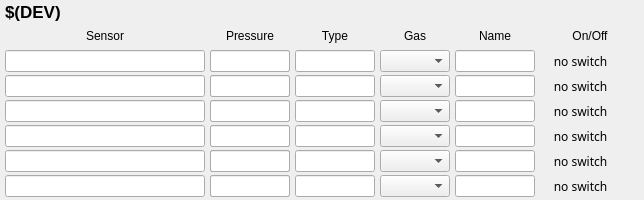
Before: the Qt Designer form qt/TPG366.ui in paulscherrerinstitute/TPG366, drawn with Qt 5.
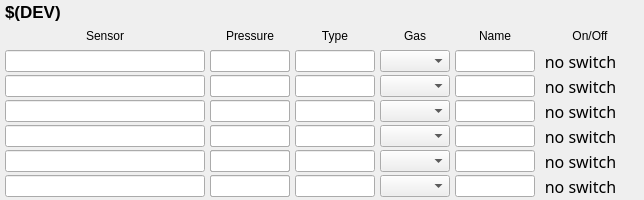
After: the same form once the commit is applied. Custom widgets are drawn as their Qt base class.

Patch:
```diff
--- a/qt/TPG366.ui
+++ b/qt/TPG366.ui
@@ -2062,6 +2062,7 @@
     <property name="font">
      <font>
       <family>Lucida Sans</family>
+      <pointsize>12</pointsize>
      </font>
     </property>
     <property name="text">
@@ -2093,6 +2094,7 @@
     <property name="font">
      <font>
       <family>Lucida Sans</family>
+      <pointsize>12</pointsize>
      </font>
     </property>
     <property name="text">
@@ -2124,6 +2126,7 @@
     <property name="font">
      <font>
       <family>Lucida Sans</family>
+      <pointsize>12</pointsize>
      </font>
     </property>
     <property name="text">
@@ -2155,6 +2158,7 @@
     <property name="font">
      <font>
       <family>Lucida Sans</family>
+      <pointsize>12</pointsize>
      </font>
     </property>
     <property name="text">
@@ -2186,6 +2190,7 @@
     <property name="font">
      <font>
       <family>Lucida Sans</family>
+      <pointsize>12</pointsize>
      </font>
     </property>
     <property name="text">
@@ -2217,6 +2222,7 @@
     <property name="font">
      <font>
       <family>Lucida Sans</family>
+      <pointsize>12</pointsize>
      </font>
     </property>
     <property name="text">
```
